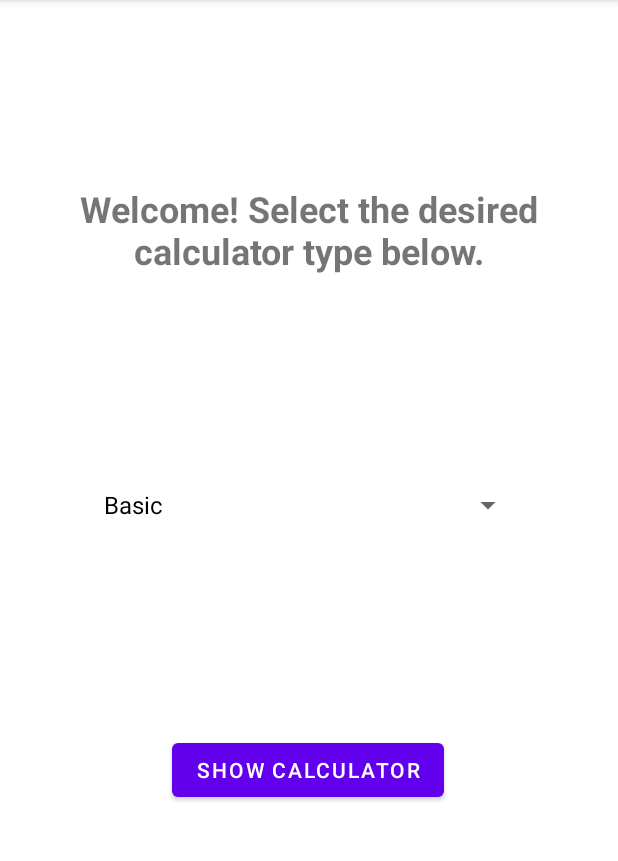
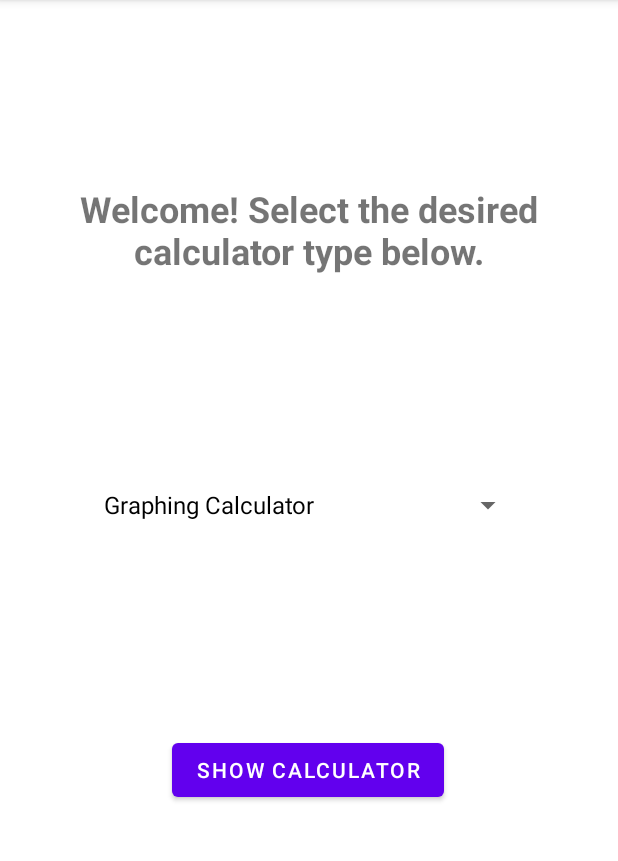
Before and after one commit to GraphiteApp/GraphiteApp, an Android app: the screen it shows after launch (MainActivity), on a phone screen of 412 x 824 dp, the part 84-945 px from its top. Run offline under Robolectric (Android 15) with nearby library versions, the phone set to English and light mode, and no system bars; our stand-ins replace navigation-ui.

Commit message:
fix exam calculators

```diff
--- a/app/src/main/java/com/example/graphite/FirstFragment.kt
+++ b/app/src/main/java/com/example/graphite/FirstFragment.kt
@@ -50,23 +50,28 @@ class FirstFragment : Fragment() {
     override fun onViewCreated(view: View, savedInstanceState: Bundle?) {
         super.onViewCreated(view, savedInstanceState)
 
+
+
+        val allowedCalculators = app.getAllowedCalculators();
+
+        val allowedCalculatorsNames = allowedCalculators.map { it["name"] }
+
+        println("allowed calculators: $allowedCalculators")
+
+        // update the spinner calculatorSpinner
+        binding.calculatorSpinner.adapter = ArrayAdapter(requireContext(), androidx.transition.R.layout.support_simple_spinner_dropdown_item, allowedCalculatorsNames.toTypedArray())
+
         binding.buttonFirst.setOnClickListener {
             // set appModel in mainactivity.kt to the new url from calculatorSpinner
-            when (binding.calculatorSpinner.selectedItem.toString()) {
-                "Basic" -> app.setCalculatorURL("https://www.desmos.com/fourfunction")
-                "Scientific" -> app.setCalculatorURL("https://www.desmos.com/scientific")
-                "Graphing" -> app.setCalculatorURL("https://www.desmos.com/calculator")
+            for (calculator in allowedCalculators) {
+                if (calculator["name"] == binding.calculatorSpinner.selectedItem) {
+                    app.setCalculatorURL(calculator["url"]!!)
+                }
             }
 
             // navigate to the second fragment
             navigateToSecondFragment()
         }
-
-        // print allowed calculators
-        println("allowed calculators " + app.getAllowedCalculators())
-
-        // update the spinner calculatorSpinner
-        binding.calculatorSpinner.adapter = ArrayAdapter(requireContext(), androidx.transition.R.layout.support_simple_spinner_dropdown_item, app.getAllowedCalculators().toTypedArray())
 
         // if exit_exam button is clicked run leaveExam in examactivity
         binding.exitExam.setOnClickListener {
@@ -82,7 +87,7 @@ class FirstFragment : Fragment() {
                 binding.calculatorSpinner.visibility = View.GONE
                 binding.buttonFirst.visibility = View.GONE
             } else {
-                binding.textviewFirst.text = "Exam Mode:\n\n Allowed Calculators:\n${app.getAllowedCalculators().joinToString("\n")}"
+                binding.textviewFirst.text = "Exam Mode"
                 binding.calculatorSpinner.visibility = View.VISIBLE
                 binding.buttonFirst.visibility = View.VISIBLE
             }
--- a/app/src/main/java/com/example/graphite/MainActivity.kt
+++ b/app/src/main/java/com/example/graphite/MainActivity.kt
@@ -28,13 +28,13 @@ class AppModel: ViewModel() {
     }
 
     // arraylist of allowed calculators
-    private var allowedCalculators = ArrayList<String>()
+    private var allowedCalculators = ArrayList<Map<String, String>>()
 
-    fun getAllowedCalculators(): ArrayList<String> {
+    fun getAllowedCalculators(): ArrayList<Map<String, String>> {
         return allowedCalculators
     }
 
-    fun setAllowedCalculators(newAllowedCalculators: ArrayList<String>) {
+    fun setAllowedCalculators(newAllowedCalculators: ArrayList<Map<String, String>>) {
         allowedCalculators = newAllowedCalculators
     }
 
@@ -64,7 +64,13 @@ class MainActivity : AppCompatActivity() {
         super.onCreate(savedInstanceState)
 
         // set allowed calculators to all 3
-        app.setAllowedCalculators(arrayListOf("Basic", "Scientific", "Graphing"))
+        ExamActivity.app.setAllowedCalculators(
+            arrayListOf(
+                mapOf("name" to "Graphing Calculator", "id" to "graphing"),
+                mapOf("name" to "Scientific Calculator", "id" to "scientific"),
+                mapOf("name" to "Basic Calculator", "id" to "basic")
+            )
+        )
 
         binding = ActivityMainBinding.inflate(layoutInflater)
         setContentView(binding.root)
```
Also changed, not shown: app/src/main/java/com/example/graphite/ExamActivity.kt (+10 -2 lines).
